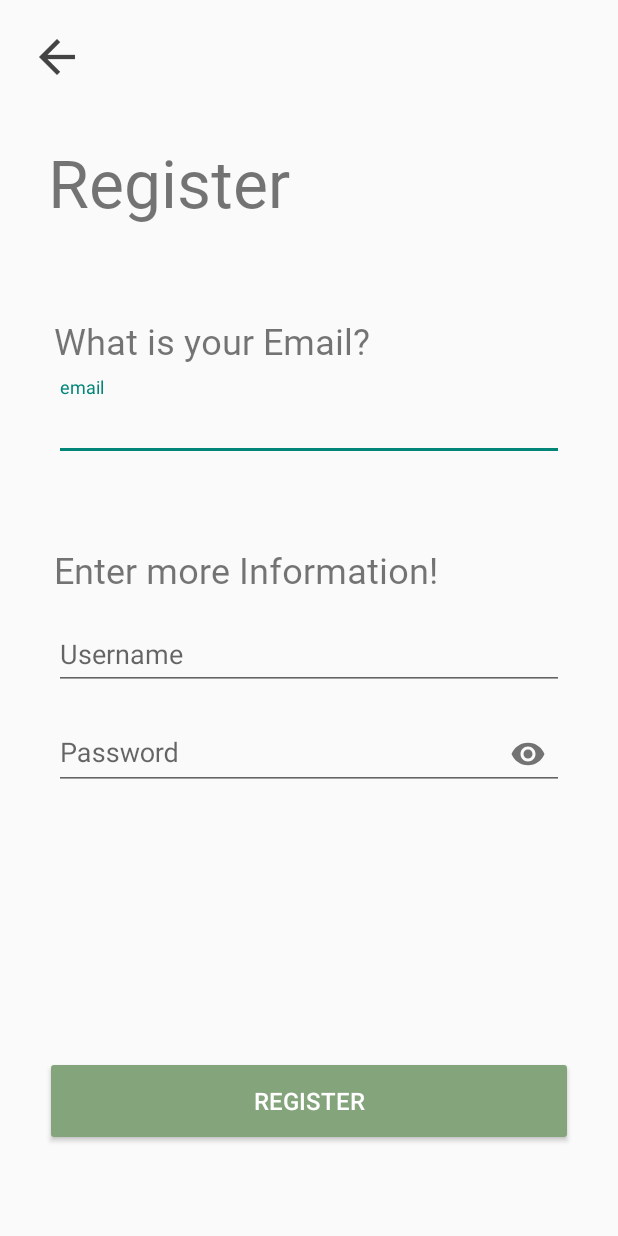
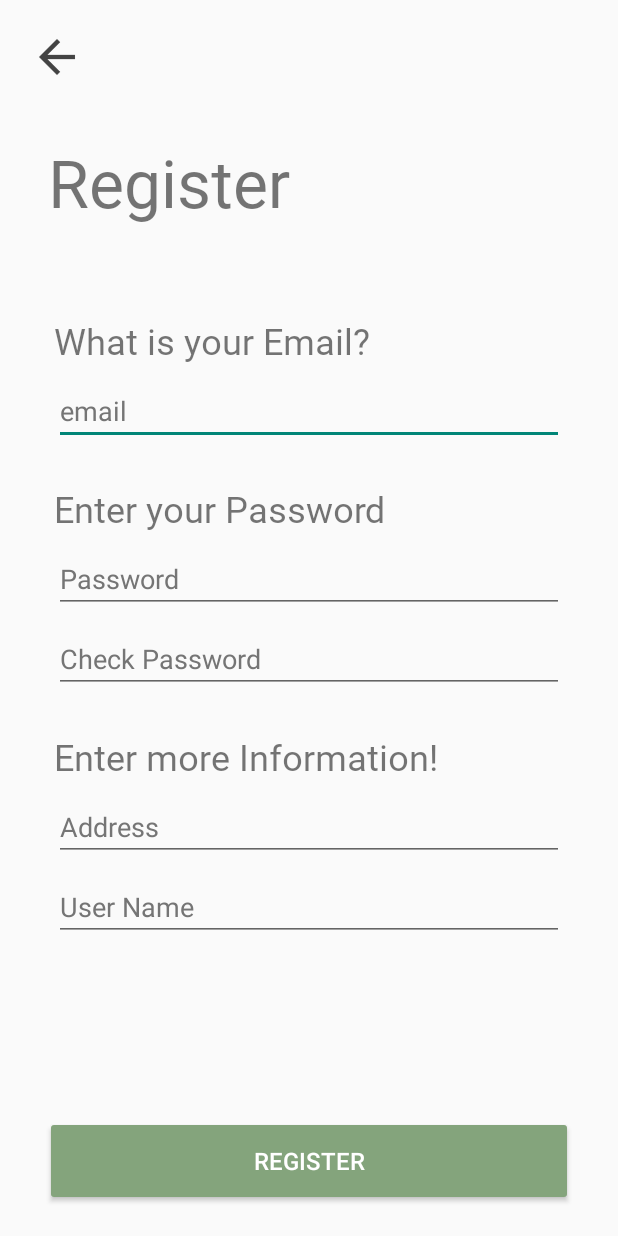
Before and after one commit to Mini-delivery/FE_customer, an Android app built with Jetpack Compose: the RegisterActivity screen opened directly, with no data from a screen before it, on a phone screen of 412 x 824 dp. Run offline under Robolectric (Android 15) with nearby library versions, the phone set to English and light mode, and no system bars.

Commit message:
upate : Register 화면

```diff
--- a/app/src/main/java/com/example/minidelivery_customer/register/RegisterActivity.kt
+++ b/app/src/main/java/com/example/minidelivery_customer/register/RegisterActivity.kt
@@ -2,101 +2,86 @@ package com.example.minidelivery_customer.register
 
 import android.content.Intent
 import android.os.Bundle
-import android.widget.Button
-import android.widget.EditText
-import android.widget.ImageView
+import android.widget.Toast
 import androidx.appcompat.app.AppCompatActivity
-import com.example.minidelivery_customer.R
 import com.example.minidelivery_customer.api.RetrofitClient
 import com.example.minidelivery_customer.api.SignupRequest
 import com.example.minidelivery_customer.api.SignupResponse
 import com.example.minidelivery_customer.databinding.ActivityRegisterBinding
 import com.example.minidelivery_customer.home.HomeActivity
-import com.example.minidelivery_customer.login.LoginActivity
 import retrofit2.Call
-import retrofit2.http.Body
-import retrofit2.http.POST
-import retrofit2.Retrofit
-import retrofit2.converter.gson.GsonConverterFactory
+import retrofit2.Callback
+import retrofit2.Response
 
 class RegisterActivity : AppCompatActivity() {
-    private lateinit var binding: ActivityRegisterBinding
-
-    private lateinit var emailEditText: EditText
-    private lateinit var passwordEditText: EditText
-    private lateinit var nickNameEditText: EditText
+    private lateinit var binding: ActivityRegisterBinding // 뷰 바인딩 객체
 
     override fun onCreate(savedInstanceState: Bundle?) {
         super.onCreate(savedInstanceState)
-        binding = ActivityRegisterBinding.inflate(layoutInflater)
-        setContentView(binding.root)
+        binding = ActivityRegisterBinding.inflate(layoutInflater) // 뷰 바인딩 초기화
+        setContentView(binding.root) // 레이아웃 설정
 
-        emailEditText = findViewById(R.id.email)
-        passwordEditText = findViewById(R.id.password)
-        nickNameEditText = findViewById(R.id.nickName)
-
-
-        setupRegisterButton()
-        setupToolbar()
+        setupToolbar() // 툴바 설정
+        setupRegisterButton() // 회원가입 버튼 설정
     }
 
-    // Back Button : 이전화면으로 이동
+    // 툴바 설정 (뒤로 가기 버튼)
     private fun setupToolbar() {
-        findViewById<ImageView>(R.id.backButton).setOnClickListener {
-            onBackPressed()
+        binding.backButton.setOnClickListener {
+            onBackPressed() // 뒤로 가기 기능 실행
         }
     }
 
+    // 회원가입 버튼 설정 및 기능 구현
     private fun setupRegisterButton() {
-        val signInButton: Button = findViewById(R.id.registerButton)
-        signInButton.setOnClickListener {
-            val signupRequest = SignupRequest(loginId = emailEditText.text.toString(),
-                password = passwordEditText.text.toString(),
-                passwordCheck = passwordEditText.text.toString(),
-                address = "서울특별시 성북구 삼선교로 7번길 한성대학교",
-                nickname = nickNameEditText.text.toString())
+        binding.registerButton.setOnClickListener {
+            // 입력 필드에서 데이터 가져오기
+            val email = binding.email.text.toString()
+            val password = binding.password.text.toString()
+            val passwordCheck = binding.passwordCheck.text.toString()
+            val address = binding.address.text.toString()
+            val nickname = binding.nickname.text.toString()
 
-            RetrofitClient.instance.registerUser(signupRequest).enqueue(object : retrofit2.Callback<SignupResponse> {
-                override fun onResponse(call: Call<SignupResponse>, response: retrofit2.Response<SignupResponse>) {
+            // 비밀번호 확인 체크
+            if (password != passwordCheck) {
+                Toast.makeText(this, "비밀번호가 일치하지 않습니다.", Toast.LENGTH_SHORT).show()
+                return@setOnClickListener
+            }
+
+            // 회원가입 요청 객체 생성
+            val signupRequest = SignupRequest(loginId = email, password = password, passwordCheck = passwordCheck, address = address, nickname = nickname)
+
+            // Retrofit을 사용하여 서버에 회원가입 요청
+            RetrofitClient.instance.registerUser(signupRequest).enqueue(object : Callback<SignupResponse> {
+                // 서버 응답 처리
+                override fun onResponse(call: Call<SignupResponse>, response: Response<SignupResponse>) {
                     if (response.isSuccessful) {
-                        // 서버 응답 성공 처리
                         val result = response.body()
                         result?.let {
                             if (it.success) {
-                                // 회원가입 성공
-                                println("System: ${it.message}")
+                                Toast.makeText(this@RegisterActivity, "회원가입 성공", Toast.LENGTH_SHORT).show()
+                                navigateToHomeActivity() // 홈 화면으로 이동
                             } else {
-                                // 서버에서 회원가입 실패 처리
-                                println("System: ${it.message}")
+                                Toast.makeText(this@RegisterActivity, it.message, Toast.LENGTH_SHORT).show()
                             }
                         }
                     } else {
-                        // 서버 오류 처리
-                        println("서버 응답 오류: ${response.code()}")
+                        Toast.makeText(this@RegisterActivity, "서버 오류: ${response.code()}", Toast.LENGTH_SHORT).show()
                     }
                 }
 
+                // 네트워크 오류 처리
                 override fun onFailure(call: Call<SignupResponse>, t: Throwable) {
-                    // 네트워크 오류 처리
-                    println("통신 실패: ${t.message}")
+                    Toast.makeText(this@RegisterActivity, "통신 실패: ${t.message}", Toast.LENGTH_SHORT).show()
                 }
             })
-
-            navigateToHomeActivity()
         }
     }
 
-    // Home Activity로 이동
+    // 홈 화면으로 이동하는 함수
     private fun navigateToHomeActivity() {
         val intent = Intent(this, HomeActivity::class.java)
         startActivity(intent)
-        finish()
-    }
-
-    // Login Activity로 이동
-    private fun navigateToLoginActivity() {
-        val intent = Intent(this, LoginActivity::class.java)
-        startActivity(intent)
-        finish()
+        finish() // 현재 액티비티 종료
     }
 }
--- a/app/src/main/res/layout/activity_register.xml
+++ b/app/src/main/res/layout/activity_register.xml
@@ -67,33 +67,80 @@
             app:layout_constraintStart_toStartOf="parent"
             app:layout_constraintTop_toBottomOf="@+id/registerTextView" />
 
-        <com.google.android.material.textfield.TextInputLayout
-            android:id="@+id/emailInputLayout"
+        <!-- 이메일 입력 필드 -->
+        <EditText
+            android:id="@+id/email"
             android:layout_width="match_parent"
             android:layout_height="wrap_content"
             android:layout_marginStart="16dp"
             android:layout_marginTop="8dp"
             android:layout_marginEnd="16dp"
-            app:boxBackgroundColor="#E3E3E3"
-            app:boxCornerRadiusBottomEnd="15dp"
-            app:boxCornerRadiusBottomStart="15dp"
-            app:boxCornerRadiusTopEnd="15dp"
-            app:boxCornerRadiusTopStart="15dp"
-            app:boxStrokeWidth="0dp"
-            app:layout_constraintStart_toStartOf="parent"
-            app:layout_constraintTop_toBottomOf="@+id/infoTextView">
-
-            <EditText
-                android:id="@+id/email"
-                android:layout_width="match_parent"
-                android:layout_height="wrap_content"
             android:hint="email"
             android:inputType="textEmailAddress"
             android:maxLines="1"
             android:textColorHint="#757575"
-                tools:ignore="Autofill,TextFields,TouchTargetSizeCheck,TouchTargetSizeCheck" />
+            android:focusable="true"
+            android:focusableInTouchMode="true"
+            tools:ignore="Autofill,TextFields,TouchTargetSizeCheck" />
 
-        </com.google.android.material.textfield.TextInputLayout>
+    </LinearLayout>
+
+    <LinearLayout
+        android:id="@+id/enterPassword"
+        android:layout_width="match_parent"
+        android:layout_height="wrap_content"
+        android:layout_marginLeft="20dp"
+        android:layout_marginTop="16dp"
+        android:layout_marginRight="20dp"
+        android:orientation="vertical"
+        app:layout_constraintEnd_toEndOf="parent"
+        app:layout_constraintStart_toStartOf="parent"
+        app:layout_constraintTop_toBottomOf="@+id/createAccount"
+        tools:ignore="NotSibling,UselessParent">
+
+        <TextView
+            android:id="@+id/passwordTextView"
+            android:layout_width="wrap_content"
+            android:layout_height="wrap_content"
+            android:layout_marginStart="16dp"
+            android:layout_marginTop="10dp"
+            android:fontFamily="@font/pretendard_bold"
+            android:text="Enter your Password"
+            android:textSize="24sp"
+            app:layout_constraintStart_toStartOf="parent"
+            app:layout_constraintTop_toBottomOf="@+id/confirmButton" />
+
+        <!-- 비밀번호 입력 필드 -->
+        <EditText
+            android:id="@+id/password"
+            android:layout_width="match_parent"
+            android:layout_height="wrap_content"
+            android:layout_marginStart="16dp"
+            android:layout_marginTop="8dp"
+            android:layout_marginEnd="16dp"
+            android:hint="Password"
+            android:inputType="textPassword"
+            android:maxLines="1"
+            android:textColorHint="#757575"
+            android:focusable="true"
+            android:focusableInTouchMode="true"
+            tools:ignore="Autofill,TextFields,TouchTargetSizeCheck" />
+
+        <!-- 비밀번호 확인 입력 필드 -->
+        <EditText
+            android:id="@+id/passwordCheck"
+            android:layout_width="match_parent"
+            android:layout_height="wrap_content"
+            android:layout_marginStart="16dp"
+            android:layout_marginTop="8dp"
+            android:layout_marginEnd="16dp"
+            android:hint="Check Password"
+            android:inputType="textPassword"
+            android:maxLines="1"
+            android:textColorHint="#757575"
+            android:focusable="true"
+            android:focusableInTouchMode="true"
+            tools:ignore="Autofill,TextFields,TouchTargetSizeCheck" />
 
     </LinearLayout>
 
@@ -107,7 +154,7 @@
         android:orientation="vertical"
         app:layout_constraintEnd_toEndOf="parent"
         app:layout_constraintStart_toStartOf="parent"
-        app:layout_constraintTop_toBottomOf="@+id/createAccount"
+        app:layout_constraintTop_toBottomOf="@+id/enterPassword"
         tools:ignore="NotSibling,UselessParent">
 
         <TextView
@@ -115,73 +162,47 @@
             android:layout_width="wrap_content"
             android:layout_height="wrap_content"
             android:layout_marginStart="16dp"
-            android:layout_marginTop="40dp"
+            android:layout_marginTop="10dp"
             android:fontFamily="@font/pretendard_bold"
             android:text="Enter more Information!"
             android:textSize="24sp"
             app:layout_constraintStart_toStartOf="parent"
             app:layout_constraintTop_toBottomOf="@+id/confirmButton" />
 
-        <com.google.android.material.textfield.TextInputLayout
-            android:id="@+id/nickNameInputLayout"
+        <!-- 주소 입력 필드 -->
+        <EditText
+            android:id="@+id/address"
             android:layout_width="match_parent"
             android:layout_height="wrap_content"
             android:layout_marginStart="16dp"
             android:layout_marginTop="8dp"
             android:layout_marginEnd="16dp"
-            app:boxBackgroundColor="#E3E3E3"
-            app:boxCornerRadiusBottomEnd="15dp"
-            app:boxCornerRadiusBottomStart="15dp"
-            app:boxCornerRadiusTopEnd="15dp"
-            app:boxCornerRadiusTopStart="15dp"
-            app:boxStrokeWidth="0dp"
-            app:layout_constraintEnd_toEndOf="parent"
-            app:layout_constraintStart_toStartOf="parent"
-            app:layout_constraintTop_toBottomOf="@+id/profileTextView">
-
-            <EditText
-                android:id="@+id/nickName"
-                android:layout_width="match_parent"
-                android:layout_height="wrap_content"
-                android:hint="Username"
-                android:inputType="textEmailAddress"
+            android:hint="Address"
+            android:inputType="textPostalAddress"
             android:maxLines="1"
             android:textColorHint="#757575"
-                tools:ignore="Autofill,TextFields,TouchTargetSizeCheck,TouchTargetSizeCheck" />
+            android:focusable="true"
+            android:focusableInTouchMode="true"
+            tools:ignore="Autofill,TextFields,TouchTargetSizeCheck" />
 
-        </com.google.android.material.textfield.TextInputLayout>
-
-        <com.google.android.material.textfield.TextInputLayout
-            android:id="@+id/passwordInputLayout"
+        <!-- 사용자 이름 입력 필드 -->
+        <EditText
+            android:id="@+id/nickname"
             android:layout_width="match_parent"
             android:layout_height="wrap_content"
             android:layout_marginStart="16dp"
             android:layout_marginTop="8dp"
             android:layout_marginEnd="16dp"
-            app:boxBackgroundColor="#E3E3E3"
-            app:boxCornerRadiusBottomEnd="15dp"
-            app:boxCornerRadiusBottomStart="15dp"
-            app:boxCornerRadiusTopEnd="15dp"
-            app:boxCornerRadiusTopStart="15dp"
-            app:boxStrokeWidth="0dp"
-            app:layout_constraintEnd_toEndOf="parent"
-            app:layout_constraintStart_toStartOf="parent"
-            app:layout_constraintTop_toBottomOf="@+id/nickNameInputLayout"
-            app:passwordToggleEnabled="true">
-
-            <EditText
-                android:id="@+id/password"
-                android:layout_width="match_parent"
-                android:layout_height="wrap_content"
-                android:hint="Password"
-                android:inputType="textPassword"
+            android:hint="User Name"
+            android:inputType="textPersonName"
             android:maxLines="1"
             android:textColorHint="#757575"
-                tools:ignore="Autofill,TextFields,TouchTargetSizeCheck,TouchTargetSizeCheck,TouchTargetSizeCheck" />
-
-        </com.google.android.material.textfield.TextInputLayout>
+            android:focusable="true"
+            android:focusableInTouchMode="true"
+            tools:ignore="Autofill,TextFields,TouchTargetSizeCheck" />
 
     </LinearLayout>
+
 
     <Button
         android:id="@+id/registerButton"
@@ -189,7 +210,7 @@
         android:layout_height="60dp"
         android:layout_marginLeft="30dp"
         android:layout_marginRight="30dp"
-        android:layout_marginBottom="60dp"
+        android:layout_marginBottom="20dp"
         android:text="Register"
         android:textColor="#FFFFFF"
         android:textSize="16sp"
```
Lines whose indentation alone changed are shown as unchanged.
